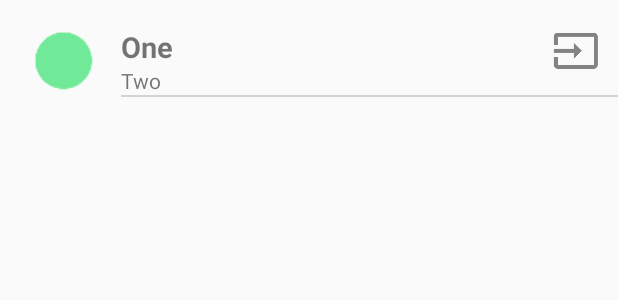
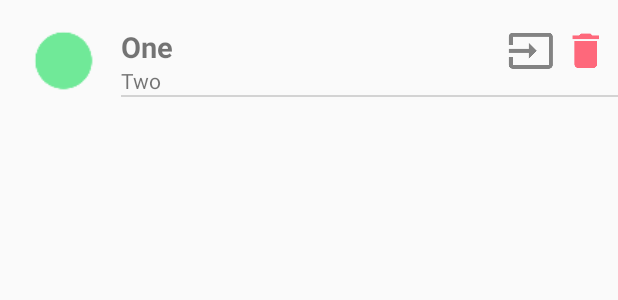
Before and after one commit to Furacin/BitalinoGSR, an Android app: the layout to_do_list.xml on its own in the app's theme, with its tools: preview values and no code run, on a phone screen of 412 x 824 dp. Shown: the top 300 px of the screen. Run offline under Robolectric (Android 15) with nearby library versions, the phone set to English and light mode, and no system bars.

Commit message:
Añadido botón para eliminar experiencia

```diff
--- a/app/src/main/res/layout/to_do_list.xml
+++ b/app/src/main/res/layout/to_do_list.xml
@@ -50,10 +50,23 @@
                 android:layout_height="wrap_content"
                 android:layout_alignParentEnd="true"
                 android:layout_alignParentTop="true"
-                android:layout_marginEnd="12dp"
+                android:layout_marginEnd="42dp"
                 android:gravity="right"
                 android:background="#FAFAFA"
                 android:src="@drawable/ic_start_experiencia_2"
+                android:text="@string/app_name" />
+
+            <ImageButton
+                android:id="@+id/btnEliminarExperiencia"
+                android:layout_width="wrap_content"
+                android:layout_height="wrap_content"
+                android:layout_alignParentEnd="true"
+                android:layout_alignParentTop="true"
+                android:layout_marginEnd="5dp"
+                android:gravity="right"
+                android:layout_centerVertical="true"
+                android:background="#FAFAFA"
+                android:src="@drawable/ic_eliminar"
                 android:text="@string/app_name" />
         </RelativeLayout>
 
```
Also changed, not shown: app/src/main/java/com/furazin/android/mbandgsr/MainActivity.java (+4 -3 lines), app/src/main/java/com/furazin/android/mbandgsr/RecyclerExperiencias/RecyclerViewHoldersListaExperiencias.java (+40 -0 lines), app/src/main/java/com/furazin/android/mbandgsr/RecyclerExperiencias/RecyclerViewHoldersUsuariosExperiencia.java (+1 -11 lines).
